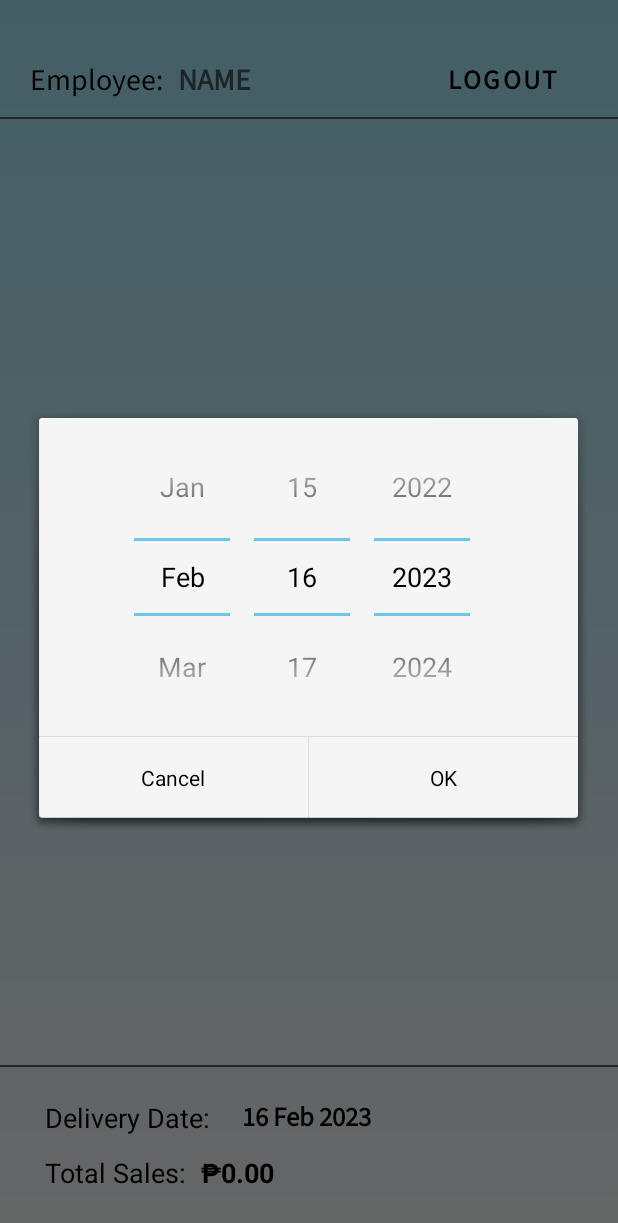
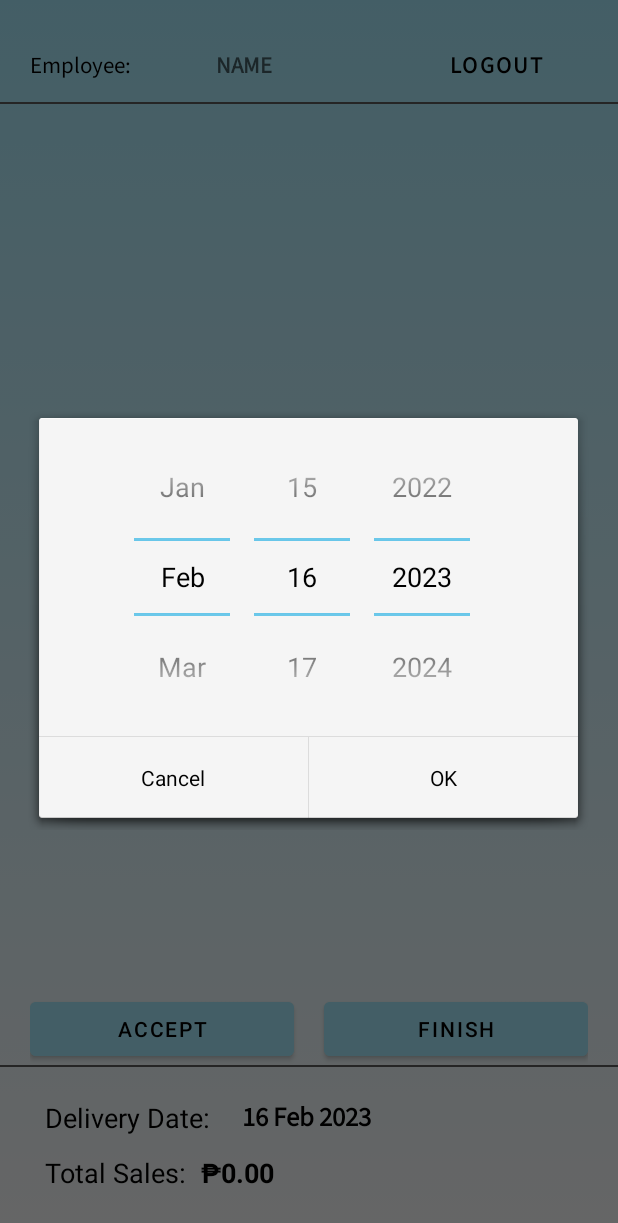
Before and after one commit to PReyes0911/RoyalDropApp, an Android app: the AdminRiderActivity screen opened directly, with no data from a screen before it, after a tap on an icon or button, on a phone screen of 412 x 824 dp. Shown: the top 1223 px of the screen. Run offline under Robolectric (Android 15) with nearby library versions, the phone set to English and light mode, and no system bars; our stand-ins replace ButterKnife, EventBus, Firebase (no records; nobody signed in at launch, a user with empty details on screens opened directly); libraries missing offline, so code that uses them is left out: com.nex3z.notificationbadge; Roboto replaces fonts that are not available here.

Commit message:
admin to employee accepting

```diff
--- a/app/src/main/java/com/example/royaldropapp/AdminRiderActivity.java
+++ b/app/src/main/java/com/example/royaldropapp/AdminRiderActivity.java
@@ -41,8 +41,10 @@ public class AdminRiderActivity extends AppCompatActivity implements IRiderLoadL
 
     @BindView(R.id.rider_RL)
     RelativeLayout fragML;
-    @BindView(R.id.rider_RV)
+    @BindView(R.id.rider_RV_accept)
     RecyclerView fragRecy;
+    @BindView(R.id.rider_RV_finish)
+    RecyclerView fragFinish;
     IRiderLoadListener riderLoadListener;
 
 
@@ -51,11 +53,13 @@ public class AdminRiderActivity extends AppCompatActivity implements IRiderLoadL
     DatabaseReference EmployeeRef;
 
     public static final String fileName = "login";
-    public static final String Emp1 = "Employee_name1";
-    public static final String Emp2 = "Employee_name2";
+    public static final String Emp1 = "employee1";
+    public static final String Emp2 = "employee2";
     public static final String Emp3 = "Employee_name3";
 
     Button logout,datetoday;
+
+    Button accept,finish;
 
     String employeenumber;
 
@@ -75,6 +79,8 @@ public class AdminRiderActivity extends AppCompatActivity implements IRiderLoadL
         employeeName = findViewById(R.id.employeeName);
         datetoday = findViewById(R.id.datePicker);
         totalsales = findViewById(R.id.totalsales);
+        accept = findViewById(R.id.btnRiderAccept);
+        finish = findViewById(R.id.btnRiderFinish);
 
         datetoday.setText(getTodaysDate());
 
@@ -103,14 +109,28 @@ public class AdminRiderActivity extends AppCompatActivity implements IRiderLoadL
                 overridePendingTransition(android.R.anim.fade_in, android.R.anim.fade_out);
             }
         });
+        accept.setOnClickListener(new View.OnClickListener() {
+            @Override
+            public void onClick(View view) {
+                fragRecy.setVisibility(View.GONE);
+                fragFinish.setVisibility(View.VISIBLE);
+            }
+        });
+        finish.setOnClickListener(new View.OnClickListener() {
+            @Override
+            public void onClick(View view) {
+                fragRecy.setVisibility(View.VISIBLE);
+                fragFinish.setVisibility(View.GONE);
+            }
+        });
         if(sharedPreferences.contains(Emp1)){
 
 
             EmployeeRef.addListenerForSingleValueEvent(new ValueEventListener() {
                 @Override
                 public void onDataChange(@NonNull DataSnapshot snapshot) {
-                    employeenumber = snapshot.child("employees").child("Employee1").getKey();
-                    String Emp1_name = snapshot.child("employees").child("Employee1").child("name").getValue(String.class);
+                    employeenumber = snapshot.child("Employee1").getKey();
+                    String Emp1_name = snapshot.child("Employee1").child("name").getValue(String.class);
                     employeeName.setText(Emp1_name);
                     loadRiderFromFirebase();
                     loadHistoryFromFirebase();
@@ -129,8 +149,8 @@ public class AdminRiderActivity extends AppCompatActivity implements IRiderLoadL
             EmployeeRef.addListenerForSingleValueEvent(new ValueEventListener() {
                 @Override
                 public void onDataChange(@NonNull DataSnapshot snapshot) {
-                    employeenumber = snapshot.child("employees").child("Employee2").getKey();
-                    String Emp2_name = snapshot.child("employees").child("Employee2").child("name").getValue(String.class);
+                    employeenumber = snapshot.child("Employee2").getKey();
+                    String Emp2_name = snapshot.child("Employee2").child("name").getValue(String.class);
                     employeeName.setText(Emp2_name);
                     loadRiderFromFirebase();
                     loadHistoryFromFirebase();
--- a/app/src/main/java/com/example/royaldropapp/SplashActivity.java
+++ b/app/src/main/java/com/example/royaldropapp/SplashActivity.java
@@ -36,8 +36,8 @@ public class SplashActivity extends AppCompatActivity {
 
     public static final String fileName = "login";
     public static final String Username = "username";
-    public static final String Rider1 = "ridername1";
-    public static final String Rider2 = "ridername2";
+    public static final String Employee1 = "employee1";
+    public static final String Employee2 = "employee2";
     public static final String Rider3 = "ridername3";
     public static final String Password = "password";
 
@@ -87,7 +87,7 @@ public class SplashActivity extends AppCompatActivity {
                     startActivity(i);
                     overridePendingTransition(android.R.anim.fade_in, android.R.anim.fade_out);
                     finish();
-                }else if(sharedPreference.contains(Rider1)||sharedPreference.contains(Rider2)||sharedPreference.contains(Rider3)) {
+                }else if(sharedPreference.contains(Employee1)||sharedPreference.contains(Employee2)) {
                     Intent i = new Intent(getApplicationContext(),AdminRiderActivity.class);
                     startActivity(i);
                     overridePendingTransition(android.R.anim.fade_in, android.R.anim.fade_out);
--- a/app/src/main/res/layout/activity_admin_rider.xml
+++ b/app/src/main/res/layout/activity_admin_rider.xml
@@ -18,42 +18,39 @@
         android:orientation="horizontal">
 
         <TextView
-            android:layout_width="wrap_content"
-            android:layout_height="match_parent"
-            android:layout_marginTop="10dp"
-            android:layout_marginEnd="10dp"
+            android:layout_width="0dp"
+            android:layout_weight="1"
+            android:layout_height="wrap_content"
             android:fontFamily="@font/source_sans_pro"
-            android:gravity="center"
+            android:gravity="center|start"
             android:text="@string/employee"
             android:textColor="@color/black"
-            android:textSize="20sp" />
+            android:textSize="15sp" />
 
         <TextView
             android:id="@+id/employeeName"
-            android:layout_width="wrap_content"
+            android:layout_weight="1"
+            android:layout_width="0dp"
             android:layout_height="match_parent"
-            android:layout_marginTop="10dp"
-            android:layout_marginEnd="90dp"
-            android:gravity="center"
+            android:gravity="center|start"
             android:hint="NAME"
             android:fontFamily="@font/source_sans_pro"
             android:textColor="@color/black"
-            android:textSize="20sp"
+            android:textSize="15sp"
             android:textStyle="bold" />
 
 
         <Button
             android:id="@+id/logout_employee"
-            android:layout_width="wrap_content"
+            android:layout_weight="1"
+            android:layout_width="0dp"
             android:layout_height="wrap_content"
-             android:layout_marginTop="10dp"
-            android:layout_marginStart="25dp"
             android:gravity="center"
             android:background="@android:color/transparent"
             android:text="Logout"
             android:fontFamily="@font/source_sans_pro"
             android:textStyle="bold"
-             android:textSize="18sp"/>
+             android:textSize="15sp"/>
 
     </LinearLayout>
 
@@ -72,11 +69,46 @@
         android:padding="20dp">
 
         <androidx.recyclerview.widget.RecyclerView
-            android:id="@+id/rider_RV"
+            android:id="@+id/rider_RV_accept"
+
+            android:layout_width="match_parent"
+            android:layout_height="match_parent" />
+
+        <androidx.recyclerview.widget.RecyclerView
+            android:id="@+id/rider_RV_finish"
             android:layout_width="match_parent"
             android:layout_height="match_parent" />
 
     </RelativeLayout>
+
+    <LinearLayout
+        android:layout_width="match_parent"
+        android:layout_height="wrap_content"
+        android:layout_marginStart="20dp"
+        android:layout_marginEnd="20dp"
+
+        android:gravity="center"
+        android:orientation="horizontal">
+
+        <Button
+            android:id="@+id/btnRiderAccept"
+            android:layout_weight="1"
+            android:layout_width="0dp"
+            android:textColor="@color/black"
+            android:backgroundTint="@color/light_blue"
+            android:layout_height="wrap_content"
+            android:layout_marginEnd="20dp"
+            android:text="Accept"/>
+
+        <Button
+            android:id="@+id/btnRiderFinish"
+            android:layout_weight="1"
+            android:layout_width="0dp"
+            android:textColor="@color/black"
+            android:backgroundTint="@color/light_blue"
+            android:layout_height="wrap_content"
+            android:text="Finish"/>
+    </LinearLayout>
 
     <View
         android:layout_width="wrap_content"
```
Also changed, not shown: app/src/main/java/com/example/royaldropapp/LoginActivity.java (+11 -38 lines).
